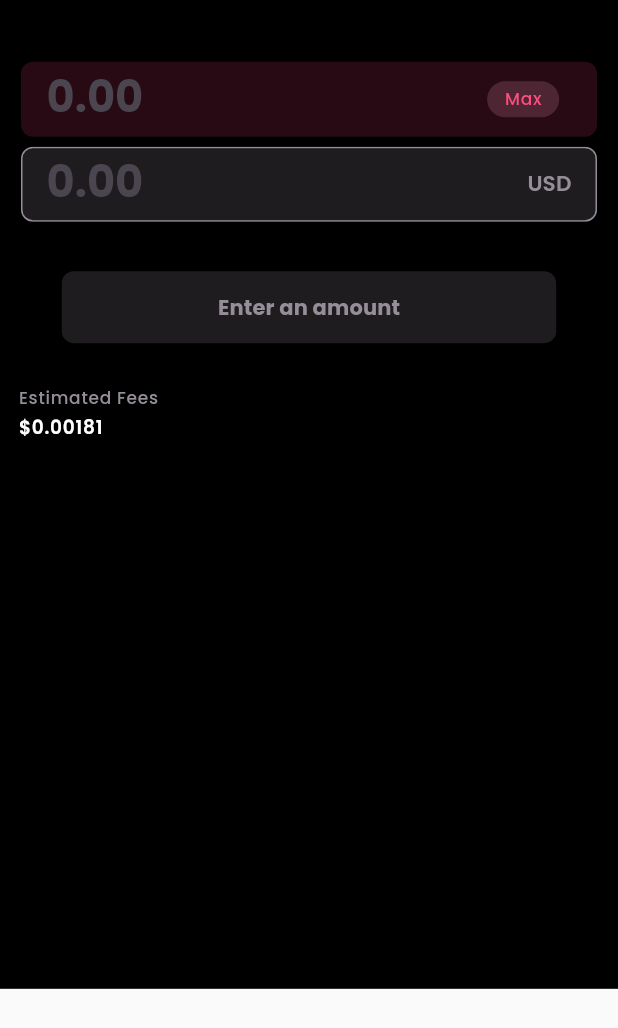
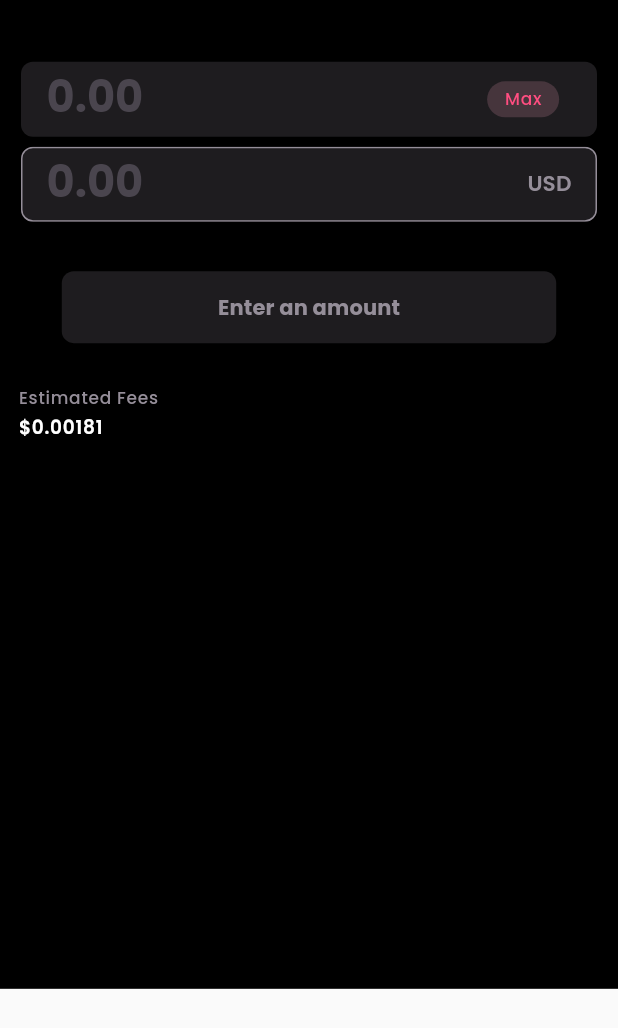
Before and after one commit to Tezsure/plenty-wallet, a Flutter app: the SendReviewPage widget shown alone on an empty page, opened directly with empty values, on a phone screen of 412 x 824 dp. Shown: the top 1028 px of the screen. Run offline on Flutter 3.47's test engine with Material 2 defaults, Android fonts, the phone set to English and light mode, and no system bars; our stand-ins replace flutter_secure_storage, flutter_svg, get, hex, image_picker, local_auth and 3 more; missing offline and left inert: beacon_flutter, dartez, flutter_inappwebview, simple_gql, web3auth_flutter; accounts and stored records are empty; statements that could not run were skipped; project files that could hold a hidden picture were left out.

Commit message:
fix: send flow bug fixes

```diff
--- a/lib/app/modules/send_page/views/pages/send_review_page.dart
+++ b/lib/app/modules/send_page/views/pages/send_review_page.dart
@@ -81,8 +81,10 @@ class SendReviewPage extends StatelessWidget {
                         height: 48,
                         width: 0.8.width,
                         onPressed: () =>
-                            controller.amountText.value.isNotEmpty ||
-                                    controller.isNFTPage.value
+                            (controller.amountText.value.isNotEmpty ||
+                                        controller.isNFTPage.value) &&
+                                    !(controller.amountTileError.value ||
+                                        controller.amountUsdTileError.value)
                                 ? Get.bottomSheet(
                                     TransactionBottomSheet(
                                       controller: controller,
@@ -104,9 +106,14 @@ class SendReviewPage extends StatelessWidget {
                             : isEnterAmountEnable
                                 ? Colors.white
                                 : ColorConst.NeutralVariant.shade60,
-                        title:
-                            !controller.isNFTPage.value && !isEnterAmountEnable
-                                ? 'Enter an amount'
+                        title: !controller.isNFTPage.value &&
+                                !isEnterAmountEnable &&
+                                !(controller.amountTileError.value ||
+                                    controller.amountUsdTileError.value)
+                            ? 'Enter an amount'
+                            : controller.amountTileError.value ||
+                                    controller.amountUsdTileError.value
+                                ? "Insufficient balance"
                                 : 'Review',
                       );
                     },
@@ -123,7 +130,7 @@ class SendReviewPage extends StatelessWidget {
                           style: labelSmall.copyWith(
                               color: ColorConst.NeutralVariant.shade60),
                         ),
-                        SizedBox(
+                        const SizedBox(
                           height: 4,
                         ),
                         Text('\$0.00181', style: labelMedium),
--- a/lib/app/modules/send_page/views/widgets/token_textfield.dart
+++ b/lib/app/modules/send_page/views/widgets/token_textfield.dart
@@ -32,13 +32,13 @@ class TokenSendTextfield extends StatelessWidget {
       focusNode: focusNode,
       controller: controller,
       cursorHeight: 28.sp,
-      keyboardType: TextInputType.number,
+      keyboardType: const TextInputType.numberWithOptions(decimal: true),
       textAlign: TextAlign.left,
       style: headlineMedium.copyWith(
           color: isError != null && isError!.value
               ? ColorConst.NaanRed
               : textfieldType == TextfieldType.token
-                  ? ColorConst.Neutral.shade70
+                  ? ColorConst.NeutralVariant.shade70
                   : ColorConst.NeutralVariant.shade60),
       cursorColor: Colors.white,
       onChanged: onChanged,
--- a/lib/app/modules/send_page/views/widgets/token_view.dart
+++ b/lib/app/modules/send_page/views/widgets/token_view.dart
@@ -23,7 +23,7 @@ class TokenView extends GetView<SendPageController> {
           padding: const EdgeInsets.symmetric(horizontal: 14.0),
           child: Material(
             borderRadius: BorderRadius.circular(8),
-            color: ColorConst.Neutral.shade10.withOpacity(0.6),
+            color: ColorConst.NeutralVariant.shade60.withOpacity(0.2),
             child: Obx(
               () => ListTile(
                 shape: RoundedRectangleBorder(
@@ -48,6 +48,7 @@ class TokenView extends GetView<SendPageController> {
                     controller: controller.amountController,
                     isError: controller.amountTileError,
                     onChanged: (val) {
+                      try {
                         controller.amountText.value = val;
                         if (!controller.amountFocusNode.value.hasFocus) {
                           return;
@@ -57,8 +58,8 @@ class TokenView extends GetView<SendPageController> {
                           if (formatedAmount != val) {
                             controller.amountController.text = formatedAmount;
                             controller.amountController.selection =
-                              TextSelection.fromPosition(
-                                  TextPosition(offset: formatedAmount.length));
+                                TextSelection.fromPosition(TextPosition(
+                                    offset: formatedAmount.length));
                           }
                         }
                         if (formatedAmount.isNotEmpty &&
@@ -72,6 +73,9 @@ class TokenView extends GetView<SendPageController> {
                           calculateValuesAndUpdate(formatedAmount);
                         } else {
                           controller.amountUsdController.text = "";
+                        }
+                      } catch (e) {
+                        controller.amountText.value = "";
                       }
                     },
                   ),
```
Lines whose indentation alone changed are shown as unchanged.
